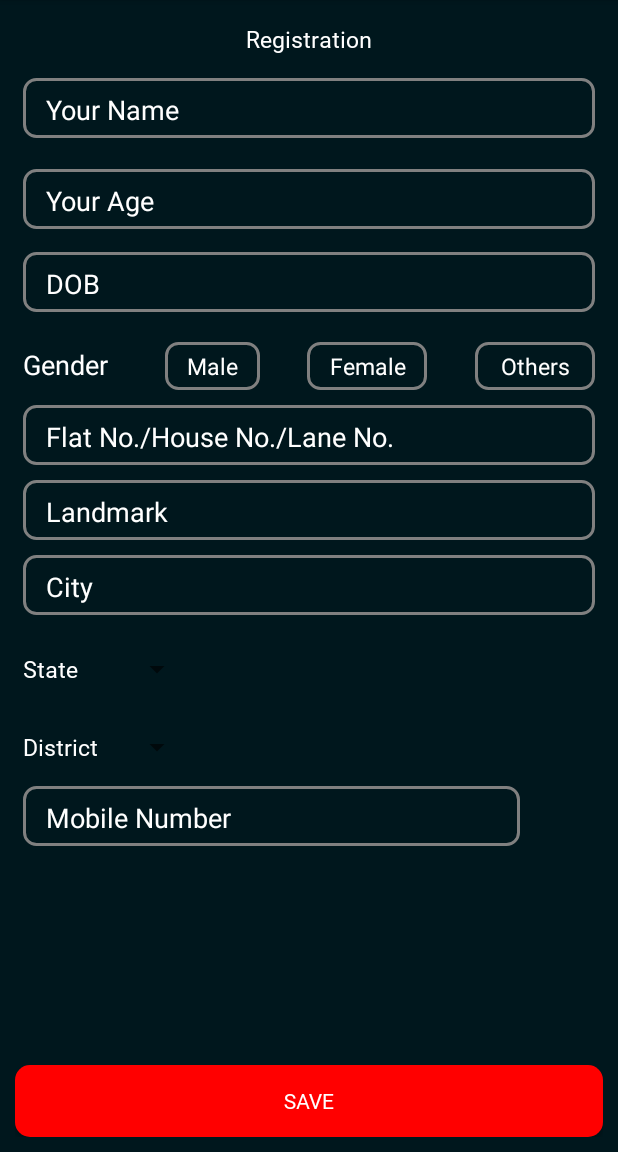
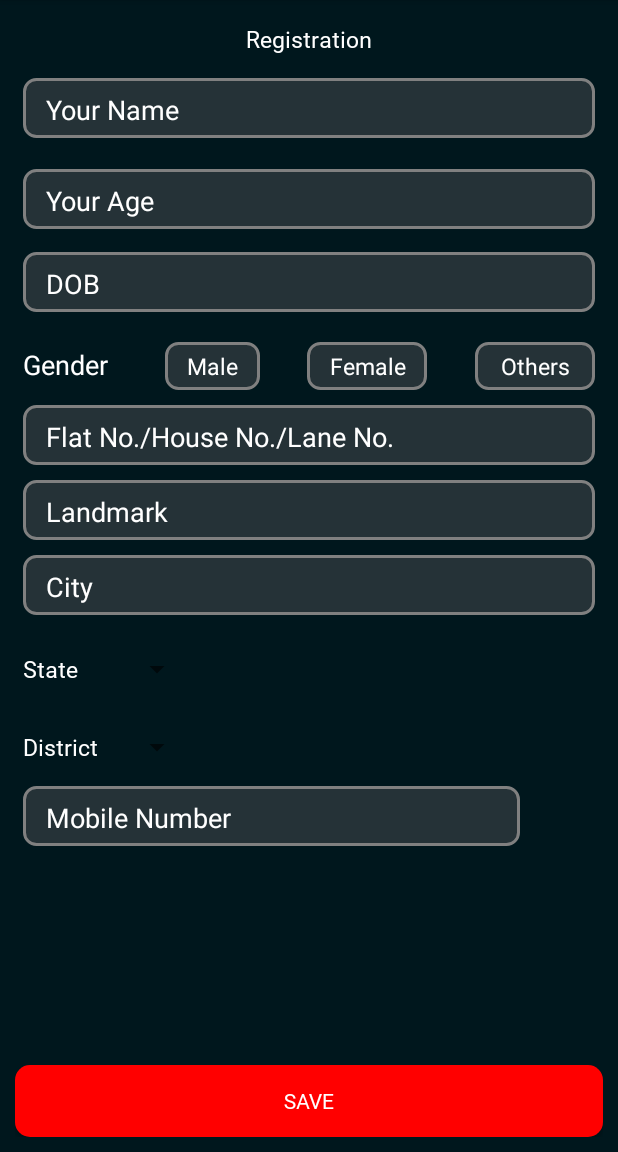
Before and after one commit to unicorn09/SIH, an Android app: the Registration screen opened directly, with no data from a screen before it, on a phone screen of 412 x 824 dp, the part 84-1236 px from its top. Run offline under Robolectric (Android 15) with nearby library versions, the phone set to English and light mode, and no system bars; plain views replace SearchableSpinner.

Commit message:
registration_partdone

```diff
--- a/app/src/main/res/drawable/bg_edittext.xml
+++ b/app/src/main/res/drawable/bg_edittext.xml
@@ -7,6 +7,9 @@
     <corners
         android:radius="8dp"
         />
+    <solid
+        android:color="#253237"
+        ></solid>
     <padding
         android:top="4dp"
         android:left="11dp"
```
